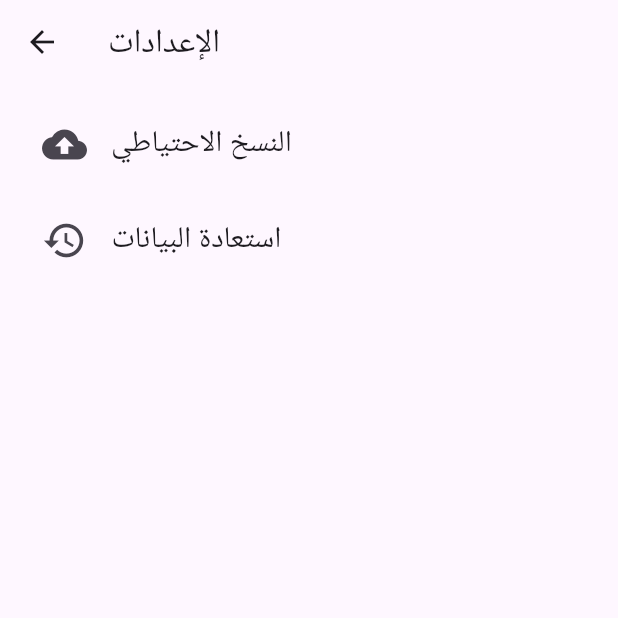
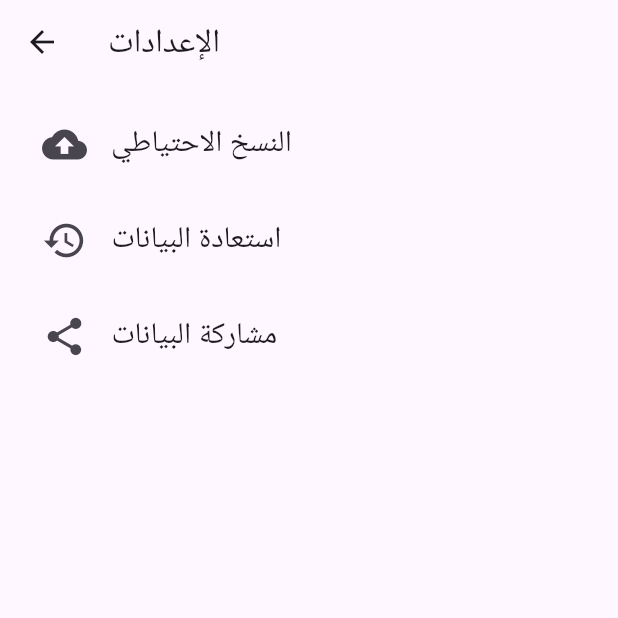
Before and after one commit to HaidaraIB/AlKhal, a Flutter app: the SettingsScreen screen opened directly, on a phone screen of 412 x 824 dp, the top half of it. Run offline on Flutter 3.47's test engine with Material 3 defaults, Android fonts, the phone set to English and light mode, and no system bars; our stand-ins replace flutter_bloc, permission_handler, share_plus, shared_preferences, sqflite; accounts and stored records are empty.

Commit message:
implemented share data button in settings screen

```diff
--- a/lib/screens/settings_screen.dart
+++ b/lib/screens/settings_screen.dart
@@ -117,6 +117,10 @@ class _SettingsScreenState extends State<SettingsScreen> {
     }
   }
 
+  void performShare() async {
+    await DatabaseHelper.shareDatabase();
+  }
+
   @override
   Widget build(BuildContext context) {
     return Scaffold(
@@ -155,6 +159,20 @@ class _SettingsScreenState extends State<SettingsScreen> {
                 ),
               ),
             ),
+            Padding(
+              padding: const EdgeInsets.only(bottom: 8),
+              child: ListTile(
+                onTap: performShare,
+                title: const Text(
+                  "مشاركة البيانات ",
+                  style: TextStyle(fontSize: 20),
+                ),
+                leading: const Icon(
+                  Icons.share,
+                  size: 30,
+                ),
+              ),
+            ),
           ],
         ),
       ),
--- a/pubspec.yaml
+++ b/pubspec.yaml
@@ -18,6 +18,7 @@ dependencies:
   flutter_bloc: ^8.1.6
   intl: ^0.19.0
   shared_preferences: ^2.3.2
+  share_plus: ^7.1.0
 
 dev_dependencies:
   flutter_test:
```
Also changed, not shown: lib/services/database_helper.dart (+7 -0 lines), pubspec.lock, 5 other files.
